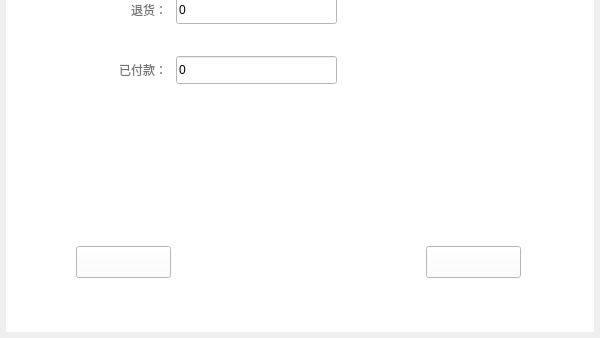
asdlei99/chuangfengdesktop, file ChuangfengDesktop/addNopayDetailWidget.ui: the form before one commit; both pictures show x 0 to 600 and y 335 to 673 of the 600 by 673 pixel window.
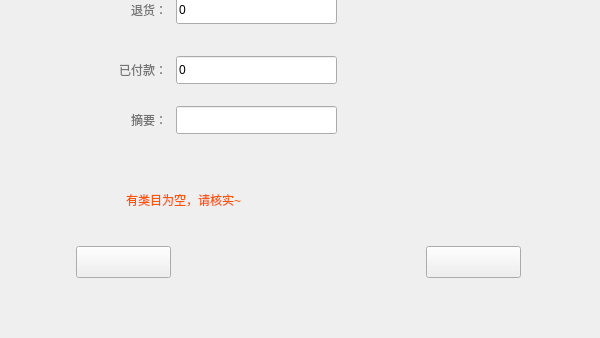
The form after the commit.

What changed in the file:
```diff
--- a/ChuangfengDesktop/addNopayDetailWidget.ui
+++ b/ChuangfengDesktop/addNopayDetailWidget.ui
@@ -103,7 +103,7 @@
    <item>
     <widget class="QWidget" name="widget" native="true">
      <property name="styleSheet">
-      <string notr="true">background-color: rgb(255, 255, 255);</string>
+      <string notr="true"/>
      </property>
      <widget class="QPushButton" name="pop_cancle_btn">
       <property name="geometry">
@@ -336,6 +336,56 @@
        <string/>
       </property>
      </widget>
+     <widget class="QLabel" name="label_9">
+      <property name="geometry">
+       <rect>
+        <x>80</x>
+        <y>400</y>
+        <width>81</width>
+        <height>28</height>
+       </rect>
+      </property>
+      <property name="styleSheet">
+       <string notr="true">color: rgb(117, 117, 117);
+font: 75 12pt &quot;微软雅黑&quot;;</string>
+      </property>
+      <property name="text">
+       <string>摘要：</string>
+      </property>
+      <property name="alignment">
+       <set>Qt::AlignRight|Qt::AlignTrailing|Qt::AlignVCenter</set>
+      </property>
+     </widget>
+     <widget class="QLineEdit" name="remake_edit">
+      <property name="geometry">
+       <rect>
+        <x>170</x>
+        <y>400</y>
+        <width>161</width>
+        <height>28</height>
+       </rect>
+      </property>
+      <property name="text">
+       <string/>
+      </property>
+     </widget>
+     <widget class="QLabel" name="error_lab">
+      <property name="geometry">
+       <rect>
+        <x>120</x>
+        <y>480</y>
+        <width>381</width>
+        <height>28</height>
+       </rect>
+      </property>
+      <property name="styleSheet">
+       <string notr="true">font: 75 12pt &quot;微软雅黑&quot;;
+color: rgb(255, 85, 0);</string>
+      </property>
+      <property name="text">
+       <string>有类目为空，请核实~</string>
+      </property>
+     </widget>
     </widget>
    </item>
   </layout>
```
Left out of the diff: 3 changed lines with no effect on the pictures.
